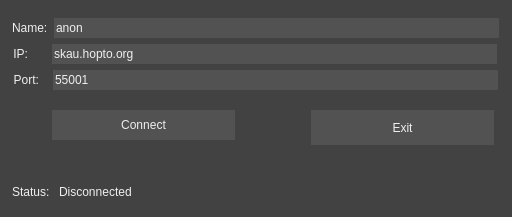
The window that TCP_Chat_Client/connectiondialog.ui (Skau/TCPChat) describes before a commit, drawn with Qt 5.
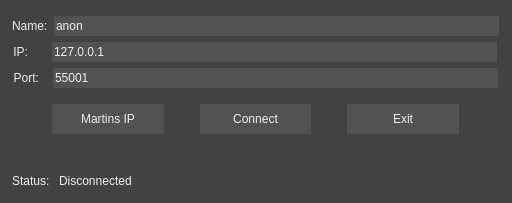
The same window after the commit.

```diff
--- a/TCP_Chat_Client/connectiondialog.ui
+++ b/TCP_Chat_Client/connectiondialog.ui
@@ -7,7 +7,7 @@
     <x>0</x>
     <y>0</y>
     <width>512</width>
-    <height>217</height>
+    <height>203</height>
    </rect>
   </property>
   <property name="windowTitle">
@@ -18,100 +18,7 @@
 color: rgb(239,239,239);</string>
   </property>
   <layout class="QGridLayout" name="gridLayout">
-   <item row="2" column="1">
-    <layout class="QHBoxLayout" name="horizontalLayout_4">
-     <item>
-      <spacer name="horizontalSpacer_4">
-       <property name="orientation">
-        <enum>Qt::Horizontal</enum>
-       </property>
-       <property name="sizeType">
-        <enum>QSizePolicy::Fixed</enum>
-       </property>
-       <property name="sizeHint" stdset="0">
-        <size>
-         <width>35</width>
-         <height>20</height>
-        </size>
-       </property>
-      </spacer>
-     </item>
-     <item>
-      <widget class="QPushButton" name="button_Connect">
-       <property name="sizePolicy">
-        <sizepolicy hsizetype="Minimum" vsizetype="Preferred">
-         <horstretch>0</horstretch>
-         <verstretch>0</verstretch>
-        </sizepolicy>
-       </property>
-       <property name="maximumSize">
-        <size>
-         <width>16777215</width>
-         <height>40</height>
-        </size>
-       </property>
-       <property name="styleSheet">
-        <string notr="true">background-color:rgb(82,82,82);
-color: rgb(239,239,239);
-border: none;
-margin: 5px;
-</string>
-       </property>
-       <property name="text">
-        <string>Connect</string>
-       </property>
-      </widget>
-     </item>
-     <item>
-      <spacer name="horizontalSpacer">
-       <property name="orientation">
-        <enum>Qt::Horizontal</enum>
-       </property>
-       <property name="sizeType">
-        <enum>QSizePolicy::Fixed</enum>
-       </property>
-       <property name="sizeHint" stdset="0">
-        <size>
-         <width>60</width>
-         <height>20</height>
-        </size>
-       </property>
-      </spacer>
-     </item>
-     <item>
-      <widget class="QPushButton" name="button_Exit">
-       <property name="sizePolicy">
-        <sizepolicy hsizetype="Minimum" vsizetype="Preferred">
-         <horstretch>0</horstretch>
-         <verstretch>0</verstretch>
-        </sizepolicy>
-       </property>
-       <property name="minimumSize">
-        <size>
-         <width>0</width>
-         <height>45</height>
-        </size>
-       </property>
-       <property name="maximumSize">
-        <size>
-         <width>16777215</width>
-         <height>40</height>
-        </size>
-       </property>
-       <property name="styleSheet">
-        <string notr="true">background-color:rgb(82,82,82);
-color: rgb(239,239,239);
-border: none;
-margin:5px;</string>
-       </property>
-       <property name="text">
-        <string>Exit</string>
-       </property>
-      </widget>
-     </item>
-    </layout>
-   </item>
-   <item row="4" column="1">
+   <item row="6" column="1">
     <layout class="QHBoxLayout" name="horizontalLayout">
      <property name="topMargin">
       <number>9</number>
@@ -150,6 +57,178 @@
      </item>
     </layout>
    </item>
+   <item row="4" column="1">
+    <spacer name="verticalSpacer">
+     <property name="orientation">
+      <enum>Qt::Vertical</enum>
+     </property>
+     <property name="sizeType">
+      <enum>QSizePolicy::Fixed</enum>
+     </property>
+     <property name="sizeHint" stdset="0">
+      <size>
+       <width>15</width>
+       <height>16</height>
+      </size>
+     </property>
+    </spacer>
+   </item>
+   <item row="3" column="1">
+    <layout class="QHBoxLayout" name="horizontalLayout_4">
+     <item>
+      <spacer name="horizontalSpacer_6">
+       <property name="orientation">
+        <enum>Qt::Horizontal</enum>
+       </property>
+       <property name="sizeType">
+        <enum>QSizePolicy::Fixed</enum>
+       </property>
+       <property name="sizeHint" stdset="0">
+        <size>
+         <width>35</width>
+         <height>20</height>
+        </size>
+       </property>
+      </spacer>
+     </item>
+     <item>
+      <widget class="QPushButton" name="pushButton">
+       <property name="sizePolicy">
+        <sizepolicy hsizetype="Minimum" vsizetype="Preferred">
+         <horstretch>0</horstretch>
+         <verstretch>0</verstretch>
+        </sizepolicy>
+       </property>
+       <property name="minimumSize">
+        <size>
+         <width>64</width>
+         <height>40</height>
+        </size>
+       </property>
+       <property name="maximumSize">
+        <size>
+         <width>16777215</width>
+         <height>40</height>
+        </size>
+       </property>
+       <property name="styleSheet">
+        <string notr="true">background-color:rgb(82,82,82);
+color: rgb(239,239,239);
+border: none;
+margin:5px;</string>
+       </property>
+       <property name="text">
+        <string>Martins IP</string>
+       </property>
+      </widget>
+     </item>
+     <item>
+      <spacer name="horizontalSpacer_5">
+       <property name="orientation">
+        <enum>Qt::Horizontal</enum>
+       </property>
+       <property name="sizeType">
+        <enum>QSizePolicy::Fixed</enum>
+       </property>
+       <property name="sizeHint" stdset="0">
+        <size>
+         <width>20</width>
+         <height>20</height>
+        </size>
+       </property>
+      </spacer>
+     </item>
+     <item>
+      <widget class="QPushButton" name="button_Connect">
+       <property name="sizePolicy">
+        <sizepolicy hsizetype="Minimum" vsizetype="Preferred">
+         <horstretch>0</horstretch>
+         <verstretch>0</verstretch>
+        </sizepolicy>
+       </property>
+       <property name="maximumSize">
+        <size>
+         <width>16777215</width>
+         <height>40</height>
+        </size>
+       </property>
+       <property name="styleSheet">
+        <string notr="true">background-color:rgb(82,82,82);
+color: rgb(239,239,239);
+border: none;
+margin: 5px;
+</string>
+       </property>
+       <property name="text">
+        <string>Connect</string>
+       </property>
+      </widget>
+     </item>
+     <item>
+      <spacer name="horizontalSpacer">
+       <property name="orientation">
+        <enum>Qt::Horizontal</enum>
+       </property>
+       <property name="sizeType">
+        <enum>QSizePolicy::Fixed</enum>
+       </property>
+       <property name="sizeHint" stdset="0">
+        <size>
+         <width>20</width>
+         <height>20</height>
+        </size>
+       </property>
+      </spacer>
+     </item>
+     <item>
+      <widget class="QPushButton" name="button_Exit">
+       <property name="sizePolicy">
+        <sizepolicy hsizetype="Minimum" vsizetype="Preferred">
+         <horstretch>0</horstretch>
+         <verstretch>0</verstretch>
+        </sizepolicy>
+       </property>
+       <property name="minimumSize">
+        <size>
+         <width>0</width>
+         <height>0</height>
+        </size>
+       </property>
+       <property name="maximumSize">
+        <size>
+         <width>16777215</width>
+         <height>40</height>
+        </size>
+       </property>
+       <property name="styleSheet">
+        <string notr="true">background-color:rgb(82,82,82);
+color: rgb(239,239,239);
+border: none;
+margin:5px;</string>
+       </property>
+       <property name="text">
+        <string>Exit</string>
+       </property>
+      </widget>
+     </item>
+     <item>
+      <spacer name="horizontalSpacer_4">
+       <property name="orientation">
+        <enum>Qt::Horizontal</enum>
+       </property>
+       <property name="sizeType">
+        <enum>QSizePolicy::Fixed</enum>
+       </property>
+       <property name="sizeHint" stdset="0">
+        <size>
+         <width>35</width>
+         <height>20</height>
+        </size>
+       </property>
+      </spacer>
+     </item>
+    </layout>
+   </item>
    <item row="1" column="1">
     <layout class="QVBoxLayout" name="verticalLayout_2">
      <item>
@@ -267,7 +346,7 @@
 border: none;</string>
            </property>
            <property name="text">
-            <string>skau.hopto.org</string>
+            <string>127.0.0.1</string>
            </property>
            <property name="readOnly">
             <bool>false</bool>
@@ -352,22 +431,6 @@
      </item>
     </layout>
    </item>
-   <item row="3" column="1">
-    <spacer name="verticalSpacer">
-     <property name="orientation">
-      <enum>Qt::Vertical</enum>
-     </property>
-     <property name="sizeType">
-      <enum>QSizePolicy::Fixed</enum>
-     </property>
-     <property name="sizeHint" stdset="0">
-      <size>
-       <width>15</width>
-       <height>16</height>
-      </size>
-     </property>
-    </spacer>
-   </item>
   </layout>
  </widget>
  <resources/>
```
